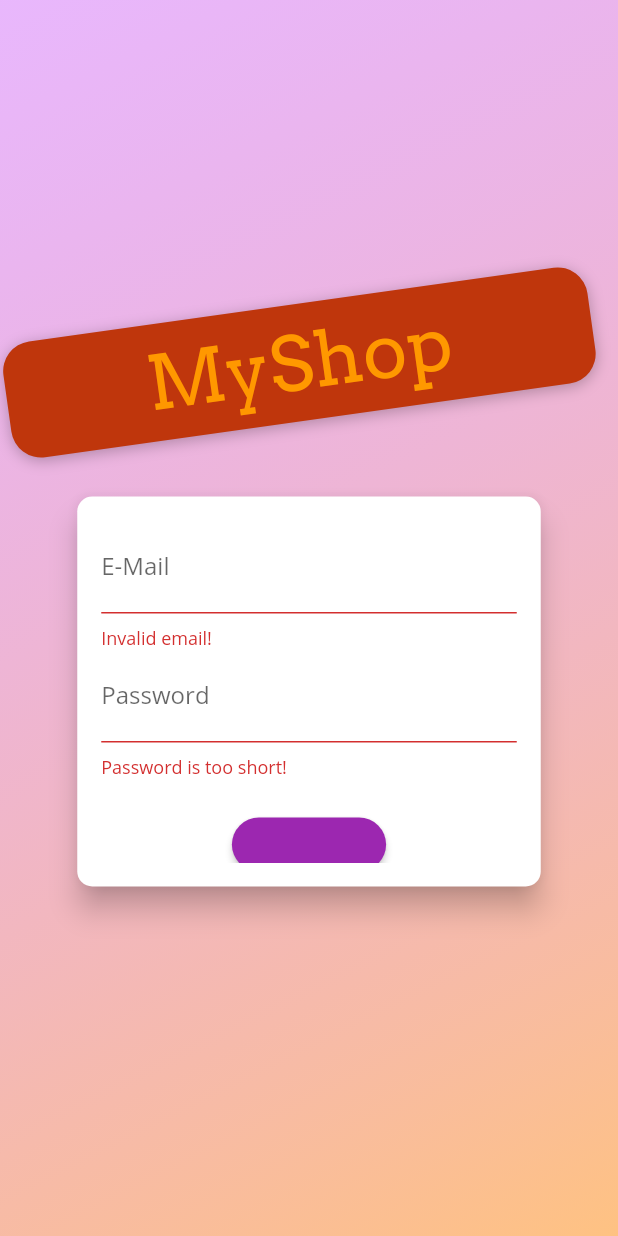
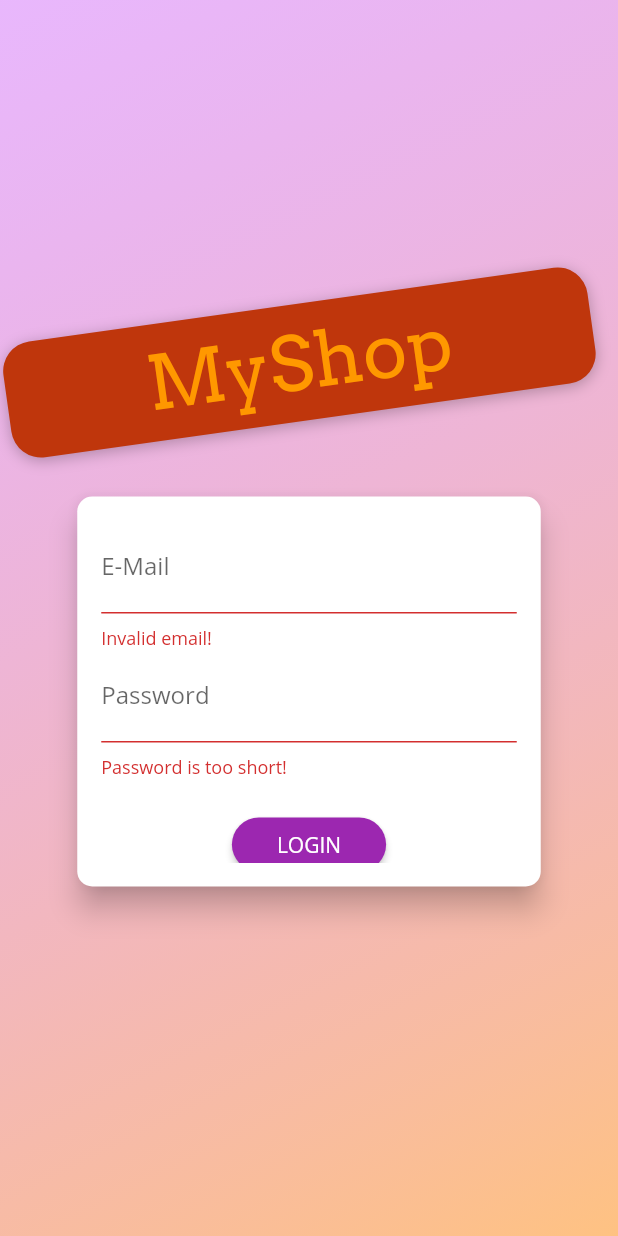
Before and after one commit to mariugo/shop_app, a Flutter app: the screen it shows after launch, after a tap on "LOGIN", on a phone screen of 412 x 824 dp. Run offline on Flutter 3.47's test engine with Material 2 defaults, Android fonts, the phone set to English and light mode, and no system bars; network calls fail.

Commit message:
Auth and token done

```diff
--- a/lib/main.dart
+++ b/lib/main.dart
@@ -31,9 +31,16 @@ class MyApp extends StatelessWidget {
         ChangeNotifierProvider(
           create: (ctx) => Auth(),
         ),
-        ChangeNotifierProvider(
-          create: (ctx) => Products(),
+        ChangeNotifierProxyProvider<Auth, Products>(
+            create: (ctx) => Products(
+                  Provider.of<Auth>(ctx, listen: false).token!,
                 ),
+            update: (context, auth, previousProducts) {
+              return Products(
+                auth.token!,
+                //previousProducts!.items,
+              );
+            }),
         ChangeNotifierProvider(
           create: (ctx) => Cart(),
         ),
@@ -41,15 +48,17 @@ class MyApp extends StatelessWidget {
           create: (ctx) => Orders(),
         ),
       ],
-      child: MaterialApp(
+      child: Consumer<Auth>(
+        builder: (context, authData, _) => MaterialApp(
           title: 'MyShop',
           theme: ThemeData(
             primarySwatch: Colors.purple,
             accentColor: Colors.orange,
             fontFamily: 'Open Sans',
           ),
-        home: AuthScreen(),
+          home: authData.isAuth ? ProductsOverviewScreen() : AuthScreen(),
           routes: {
+            ProductsOverviewScreen.routeName: (ctx) => ProductsOverviewScreen(),
             ProductDetailScreen.routeName: (ctx) => ProductDetailScreen(),
             CartScreen.routeName: (cxt) => CartScreen(),
             OrdersScreen.routeName: (ctx) => OrdersScreen(),
@@ -57,6 +66,7 @@ class MyApp extends StatelessWidget {
             EditProductScreen.routeName: (ctx) => EditProductScreen(),
           },
         ),
+      ),
     );
   }
 }
--- a/lib/providers/auth.dart
+++ b/lib/providers/auth.dart
@@ -2,24 +2,33 @@ import 'dart:convert';
 
 import 'package:flutter/material.dart';
 import 'package:http/http.dart' as http;
+import 'package:shop_app/models/http_exception.dart';
 
 class Auth with ChangeNotifier {
-  final url = Uri.parse(
-      'https://identitytoolkit.googleapis.com/v1/accounts:signInWithPassword?key=AIzaSyA5xWENWewGYRiVp6Mkxw3zWd_7IaaXYsI');
-  String _token;
-  DateTime _expiryDate;
-  String _userId;
+  String? _token;
+  DateTime? _expiryDate;
+  String? _userId;
 
-  // Auth(
-  //   this._token,
-  //   this._expiryDate,
-  //   this._userId,
-  // );
+  bool get isAuth {
+    return token != null;
+  }
 
-  Future<void> signUp(String email, String password) async {
+  String? get token {
+    if (_expiryDate != null &&
+        _expiryDate!.isAfter(DateTime.now()) &&
+        _token != null) {
+      return _token;
+    }
+    return null;
+  }
+
+  Future<void> _authenticate(
+      String email, String password, String urlSegment) async {
+    final signUpUrl = Uri.parse(
+        'https://identitytoolkit.googleapis.com/v1/accounts:$urlSegment?key=AIzaSyA5xWENWewGYRiVp6Mkxw3zWd_7IaaXYsI');
     try {
       final response = await http.post(
-        url,
+        signUpUrl,
         body: json.encode(
           {
             'email': email,
@@ -28,6 +37,32 @@ class Auth with ChangeNotifier {
           },
         ),
       );
-    } catch (error) {}
+      final responseData = json.decode(response.body);
+      if (responseData['error'] != null) {
+        throw HttpException(
+          responseData['error']['message'],
+        );
+      }
+      _token = responseData['idToken'];
+      _userId = responseData['localId'];
+      _expiryDate = DateTime.now().add(
+        Duration(
+          seconds: int.parse(
+            responseData['expiresIn'],
+          ),
+        ),
+      );
+      notifyListeners();
+    } catch (error) {
+      throw HttpException("An error occurred " + error.toString());
+    }
+  }
+
+  Future<void> signUp(String email, String password) async {
+    return _authenticate(email, password, 'signUp');
+  }
+
+  Future<void> logIn(String email, String password) async {
+    return _authenticate(email, password, 'signInWithPassword');
   }
 }
--- a/lib/providers/products.dart
+++ b/lib/providers/products.dart
@@ -8,43 +8,13 @@ import '/models/product.dart';
 
 class Products with ChangeNotifier {
   //URL FOR POST PRODUCTS
-  final url = Uri.parse(
-      'https://shop-app-8c4b3-default-rtdb.firebaseio.com/products.json');
 
-  List<Product> _items = [
-    // Product(
-    //   id: 'p1',
-    //   title: 'Red Shirt',
-    //   description: 'A red shirt - it is pretty red!',
-    //   price: 29.99,
-    //   imageUrl:
-    //       'https://cdn.pixabay.com/photo/2016/10/02/22/17/red-t-shirt-1710578_1280.jpg',
-    // ),
-    // Product(
-    //   id: 'p2',
-    //   title: 'Trousers',
-    //   description: 'A nice pair of trousers.',
-    //   price: 59.99,
-    //   imageUrl:
-    //       'https://upload.wikimedia.org/wikipedia/commons/thumb/e/e8/Trousers%2C_dress_%28AM_1960.022-8%29.jpg/512px-Trousers%2C_dress_%28AM_1960.022-8%29.jpg',
-    // ),
-    // Product(
-    //   id: 'p3',
-    //   title: 'Yellow Scarf',
-    //   description: 'Warm and cozy - exactly what you need for the winter.',
-    //   price: 19.99,
-    //   imageUrl:
-    //       'https://live.staticflickr.com/4043/4438260868_cc79b3369d_z.jpg',
-    // ),
-    // Product(
-    //   id: 'p4',
-    //   title: 'A Pan',
-    //   description: 'Prepare any meal you want.',
-    //   price: 49.99,
-    //   imageUrl:
-    //       'https://upload.wikimedia.org/wikipedia/commons/thumb/1/14/Cast-Iron-Pan.jpg/1024px-Cast-Iron-Pan.jpg',
-    // ),
-  ];
+  List<Product> _items = [];
+  final String authToken;
+
+  Products(
+    this.authToken,
+  );
 
   List<Product> get items => [..._items];
 
@@ -57,6 +27,8 @@ class Products with ChangeNotifier {
   }
 
   Future<void> fetchProducts() async {
+    final url = Uri.parse(
+        'https://shop-app-8c4b3-default-rtdb.firebaseio.com/products.json?auth=$authToken');
     try {
       final response = await http.get(url);
 
@@ -89,6 +61,8 @@ class Products with ChangeNotifier {
   }
 
   Future<void> addProduct(Product product) async {
+    final url = Uri.parse(
+        'https://shop-app-8c4b3-default-rtdb.firebaseio.com/products.json?auth=$authToken');
     try {
       final response = await http.post(
         url,
--- a/lib/screens/auth_screen.dart
+++ b/lib/screens/auth_screen.dart
@@ -1,6 +1,10 @@
 import 'dart:math';
 
 import 'package:flutter/material.dart';
+import 'package:provider/provider.dart';
+import 'package:shop_app/models/http_exception.dart';
+import 'package:shop_app/providers/auth.dart';
+import 'package:shop_app/screens/products_overview_screen.dart';
 
 enum AuthMode { Signup, Login }
 
@@ -94,7 +98,23 @@ class _AuthCardState extends State<AuthCard> {
   var _isLoading = false;
   final _passwordController = TextEditingController();
 
-  void _submit() {
+  void _showErrorDialog(String dialogErrorMessage) {
+    showDialog(
+      context: context,
+      builder: (ctx) => AlertDialog(
+        title: Text('ERROR'),
+        content: Text(dialogErrorMessage),
+        actions: [
+          TextButton(
+            onPressed: () => Navigator.of(ctx).pop(),
+            child: Text('OK'),
+          ),
+        ],
+      ),
+    );
+  }
+
+  void _submit() async {
     if (!_formKey.currentState!.validate()) {
       // Invalid!
       return;
@@ -103,10 +123,35 @@ class _AuthCardState extends State<AuthCard> {
     setState(() {
       _isLoading = true;
     });
-    if (_authMode == AuthMode.Login) {
-      // Log user in
-    } else {
-      // Sign user up
+    try {
+      if (_authMode == AuthMode.Login) {
+        await Provider.of<Auth>(context, listen: false).logIn(
+          _authData['email']!,
+          _authData['password']!,
+        );
+      } else {
+        await Provider.of<Auth>(context, listen: false).signUp(
+          _authData['email']!,
+          _authData['password']!,
+        );
+      }
+    } on HttpException catch (error) {
+      var httpErrorMessage = 'Authentication failed';
+      if (error.message.contains('EMAIL_EXISTS')) {
+        httpErrorMessage = 'This email is already in use.';
+      } else if (error.message.contains('INVALID_EMAIL')) {
+        httpErrorMessage = 'This is not a valid email.';
+      } else if (error.message.contains('WEAK_PASSWORD')) {
+        httpErrorMessage = 'Password should be at least 6 characters long.';
+      } else if (error.message.contains('EMAIL_NOT_FOUND')) {
+        httpErrorMessage = 'Could not find a user with this email.';
+      } else if (error.message.contains('INVALID_PASSWORD')) {
+        httpErrorMessage = 'Wrong password.';
+      }
+      _showErrorDialog(httpErrorMessage);
+    } catch (error) {
+      const errorMessage = 'Could not authenticate you. Please try again';
+      _showErrorDialog(errorMessage);
     }
     setState(() {
       _isLoading = false;
@@ -199,7 +244,7 @@ class _AuthCardState extends State<AuthCard> {
                     padding:
                         EdgeInsets.symmetric(horizontal: 30.0, vertical: 8.0),
                     color: Theme.of(context).primaryColor,
-                    textColor: Theme.of(context).primaryColor,
+                    textColor: Colors.white,
                   ),
                 FlatButton(
                   child: Text(
--- a/lib/screens/products_overview_screen.dart
+++ b/lib/screens/products_overview_screen.dart
@@ -14,6 +14,7 @@ enum FilterOptions {
 }
 
 class ProductsOverviewScreen extends StatefulWidget {
+  static const routeName = '/producs-overview-screen';
   @override
   _ProductsOverviewScreenState createState() => _ProductsOverviewScreenState();
 }
```
Lines whose indentation alone changed are shown as unchanged.
